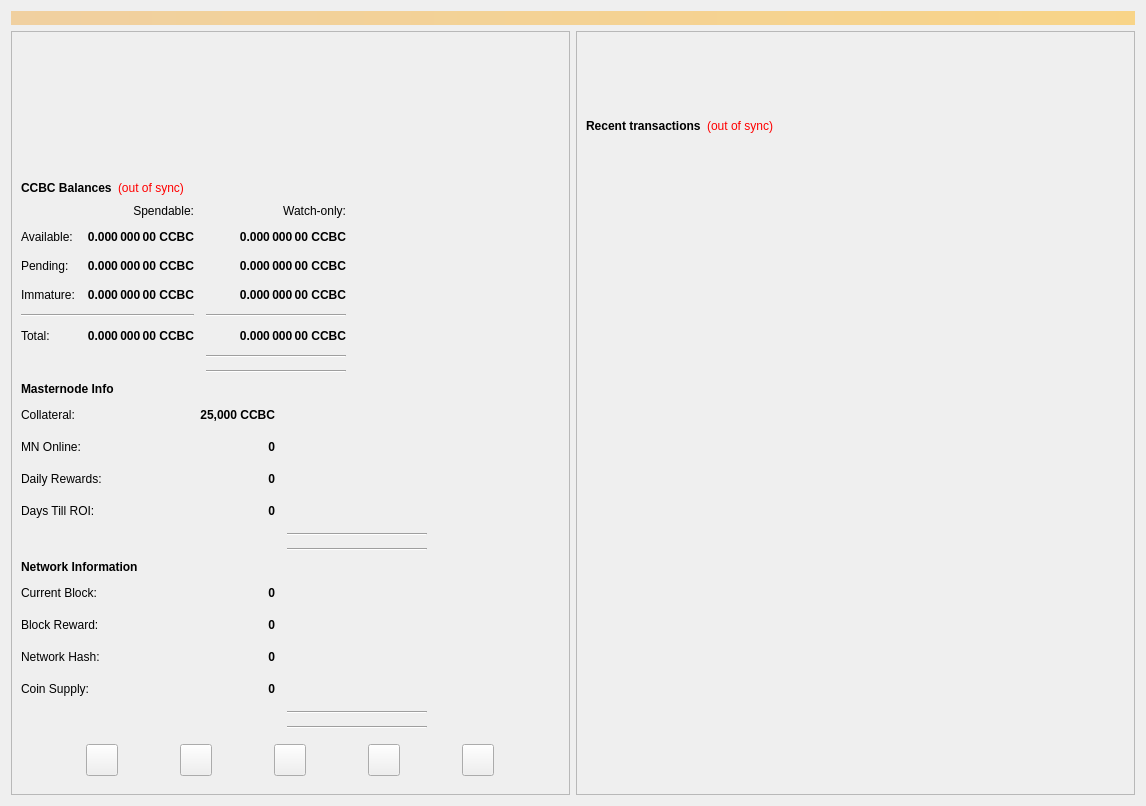
CryptoCashBack-Hub/CCBC, file src/qt/forms/overviewpage.ui: the form before one commit.
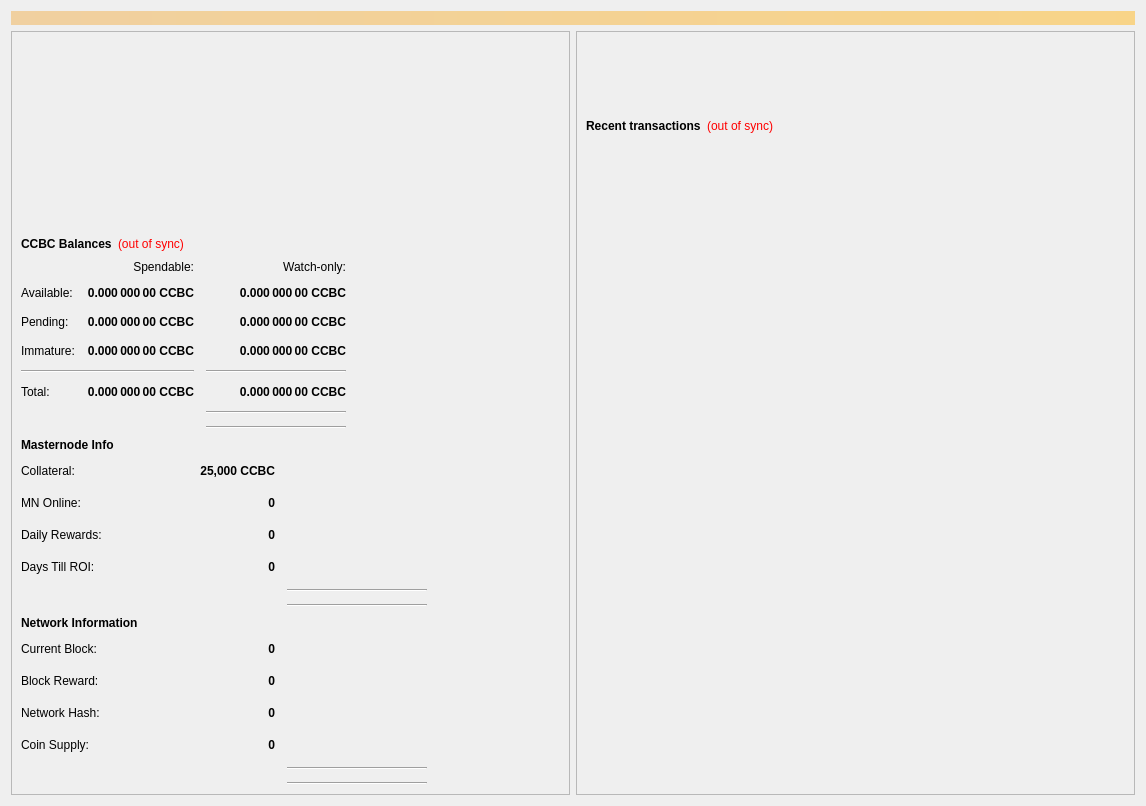
The form after the commit.

```diff
--- a/src/qt/forms/overviewpage.ui
+++ b/src/qt/forms/overviewpage.ui
@@ -1043,153 +1043,6 @@
             </item>
            </layout>
           </item>
-          <item>
-           <widget class="QFrame" name="button_logo_horizontal">
-            <property name="minimumSize">
-             <size>
-              <width>345</width>
-              <height>50</height>
-             </size>
-            </property>
-            <layout class="QHBoxLayout" name="horizontalLayout_10">
-             <item>
-              <widget class="QPushButton" name="pushButton_Website">
-               <property name="minimumSize">
-                <size>
-                 <width>32</width>
-                 <height>32</height>
-                </size>
-               </property>
-               <property name="maximumSize">
-                <size>
-                 <width>32</width>
-                 <height>32</height>
-                </size>
-               </property>
-               <property name="text">
-                <string/>
-               </property>
-               <property name="iconSize">
-                       <iconset>
-       <normaloff>:/icons/website</normaloff>:/icons/website</iconset>
-                <size>
-                 <width>32</width>
-                 <height>32</height>
-                </size>
-               </property>
-              </widget>
-             </item>
-             <item>
-              <widget class="QPushButton" name="pushButton_Discord">
-               <property name="minimumSize">
-                <size>
-                 <width>32</width>
-                 <height>32</height>
-                </size>
-               </property>
-               <property name="maximumSize">
-                <size>
-                 <width>32</width>
-                 <height>32</height>
-                </size>
-               </property>
-               <property name="text">
-                <string/>
-               </property>
-               <property name="iconSize">
-                       <iconset>
-       <normaloff>:/icons/discord</normaloff>:/icons/discord</iconset>
-                <size>
-                 <width>32</width>
-                 <height>32</height>
-                </size>
-               </property>
-              </widget>
-             </item>
-             <item>
-              <widget class="QPushButton" name="pushButton_Github">
-               <property name="minimumSize">
-                <size>
-                 <width>32</width>
-                 <height>32</height>
-                </size>
-               </property>
-               <property name="maximumSize">
-                <size>
-                 <width>32</width>
-                 <height>32</height>
-                </size>
-               </property>
-               <property name="text">
-                <string/>
-               </property>
-               <property name="iconSize">
-                                        <iconset>
-       <normaloff>:/icons/github</normaloff>:/icons/github</iconset>
-                <size>
-                 <width>32</width>
-                 <height>32</height>
-                </size>
-               </property>
-              </widget>
-             </item>
-             <item>
-              <widget class="QPushButton" name="pushButton_Twitter">
-               <property name="minimumSize">
-                <size>
-                 <width>32</width>
-                 <height>32</height>
-                </size>
-               </property>
-               <property name="maximumSize">
-                <size>
-                 <width>32</width>
-                 <height>32</height>
-                </size>
-               </property>
-               <property name="text">
-                <string/>
-               </property>
-               <property name="iconSize">
-                                        <iconset>
-       <normaloff>:/icons/twitter</normaloff>:/icons/twitter</iconset>
-                <size>
-                 <width>32</width>
-                 <height>32</height>
-                </size>
-               </property>
-              </widget>
-             </item>
-             <item>
-              <widget class="QPushButton" name="pushButton_Explorer">
-               <property name="minimumSize">
-                <size>
-                 <width>32</width>
-                 <height>32</height>
-                </size>
-               </property>
-               <property name="maximumSize">
-                <size>
-                 <width>32</width>
-                 <height>32</height>
-                </size>
-               </property>
-               <property name="text">
-                <string/>
-               </property>
-               <property name="iconSize">
-                                        <iconset>
-       <normaloff>:/icons/explorer</normaloff>:/icons/explorer</iconset>
-                <size>
-                 <width>32</width>
-                 <height>32</height>
-                </size>
-               </property>
-              </widget>
-             </item>
-            </layout>
-           </widget>
-          </item>
          </layout>
         </widget>
        </item>
```
Left out of the diff: 2 changed lines with no effect on the pictures.
